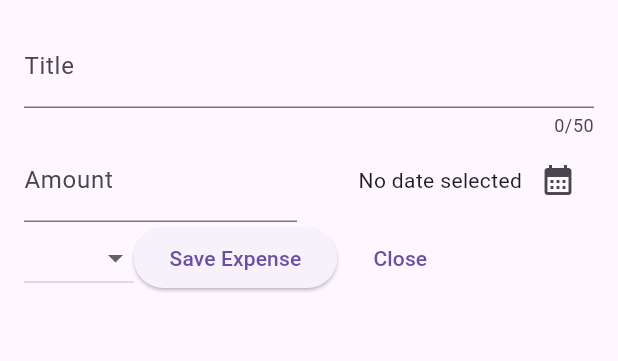
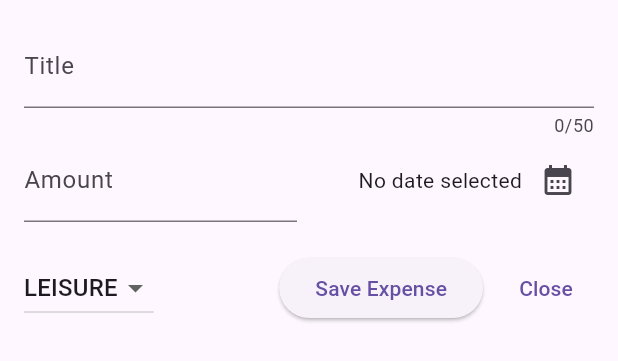
Before and after one commit to REBjr13/expenses_tracker, a Flutter app: the NewExpense widget shown alone on an empty page, opened directly, after a tap on "Save Expense", on a phone screen of 412 x 824 dp. Shown: the top 361 px of the screen. Run offline on Flutter 3.47's test engine with Material 3 defaults, Android fonts, the phone set to English and light mode, and no system bars.

```diff
--- a/analysis_options.yaml
+++ b/analysis_options.yaml
@@ -7,6 +7,9 @@
 
 # The following line activates a set of recommended lints for Flutter apps,
 # packages, and plugins designed to encourage good coding practices.
+analyzer:
+  errors:
+    avoid_print: ignore
 include: package:flutter_lints/flutter.yaml
 
 linter:
--- a/lib/widgets/new_expense.dart
+++ b/lib/widgets/new_expense.dart
@@ -17,6 +17,7 @@ class _NewExpenseState extends State<NewExpense> {
   final _titleControl = TextEditingController();
   final _amountControl = TextEditingController();
   DateTime? _selectedDate;
+  Category _selectedCategory = Category.leisure;
 
   void _presentDatePicker() async {
     final now = DateTime.now();
@@ -85,27 +86,36 @@ class _NewExpenseState extends State<NewExpense> {
               ),
             ],
           ),
+          const SizedBox(height: 20,),
           Row(
             children: [
               DropdownButton(
+                value: _selectedCategory,
                 items:
                     Category.values
                         .map(
                           (category) => DropdownMenuItem(
                             value: category,
-                            child: Text(category.name.toString()),
+                            child: Text(category.name.toUpperCase()),
                           ),
                         )
                         .toList(),
                 onChanged: (value) {
-                  debugPrint(value.toString());
+                  if (value == null) {
+                    return;
+                  }
+                  setState(() {
+                    _selectedCategory =
+                        value; //updates the dropdown currrent item
+                  });
                 },
               ),
+              const Spacer(),
               ElevatedButton(
                 onPressed: () {
                   debugPrint(_titleControl.text);
                   debugPrint(_amountControl.text);
-                  debugPrint(_selectedDate.toString());
+                  print(_selectedDate);
                 },
                 child: Text("Save Expense"),
               ),
```
